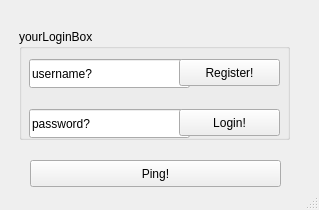
First picture: the form in client/Client/loginpage.ui, repository dilofilo/freezing-octo-cyril, before the edit.
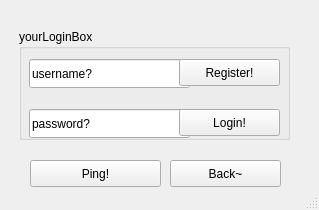
Second picture: the form after the edit.

```diff
--- a/client/Client/loginpage.ui
+++ b/client/Client/loginpage.ui
@@ -87,7 +87,7 @@
      <rect>
       <x>30</x>
       <y>160</y>
-      <width>251</width>
+      <width>131</width>
       <height>27</height>
      </rect>
     </property>
@@ -95,6 +95,19 @@
      <string>Ping!</string>
     </property>
    </widget>
+   <widget class="QPushButton" name="btn_back">
+    <property name="geometry">
+     <rect>
+      <x>170</x>
+      <y>160</y>
+      <width>111</width>
+      <height>27</height>
+     </rect>
+    </property>
+    <property name="text">
+     <string>Back~</string>
+    </property>
+   </widget>
   </widget>
   <widget class="QStatusBar" name="statusbar"/>
  </widget>
```
